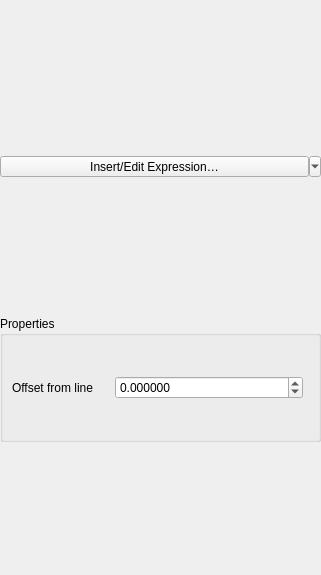
This is src/ui/annotations/qgsannotationlinetextwidgetbase.ui in qgis/QGIS as Qt 5 draws it before an edit. The edited form follows.
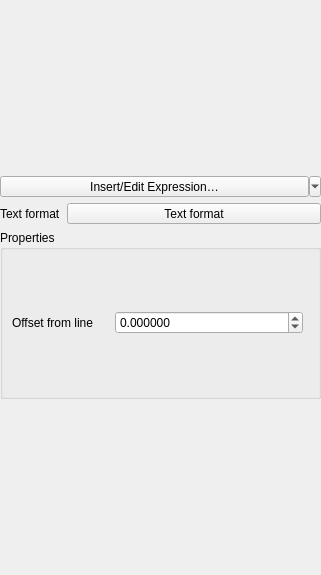
This is the edited form. Custom widgets are drawn as their Qt base class.

Commit message:
Use font button in annotation widgets instead of full text format widget
The widgets were getting very complex, this reduces the amount
of controls shown in the dock

```diff
--- a/src/ui/annotations/qgsannotationlinetextwidgetbase.ui
+++ b/src/ui/annotations/qgsannotationlinetextwidgetbase.ui
@@ -13,7 +13,7 @@
   <property name="windowTitle">
    <string>Point Text Annotation</string>
   </property>
-  <layout class="QGridLayout" name="gridLayout">
+  <layout class="QGridLayout" name="gridLayout" columnstretch="0,1">
    <property name="leftMargin">
     <number>0</number>
    </property>
@@ -26,7 +26,27 @@
    <property name="bottomMargin">
     <number>0</number>
    </property>
-   <item row="1" column="0">
+   <item row="2" column="0">
+    <widget class="QLabel" name="label_3">
+     <property name="text">
+      <string>Text format</string>
+     </property>
+    </widget>
+   </item>
+   <item row="2" column="1">
+    <widget class="QgsFontButton" name="mTextFormatButton">
+     <property name="sizePolicy">
+      <sizepolicy hsizetype="Preferred" vsizetype="Fixed">
+       <horstretch>0</horstretch>
+       <verstretch>0</verstretch>
+      </sizepolicy>
+     </property>
+     <property name="text">
+      <string>Text format</string>
+     </property>
+    </widget>
+   </item>
+   <item row="1" column="0" colspan="2">
     <widget class="QToolButton" name="mInsertExpressionButton">
      <property name="sizePolicy">
       <sizepolicy hsizetype="Expanding" vsizetype="Fixed">
@@ -48,7 +68,7 @@
      </property>
     </widget>
    </item>
-   <item row="0" column="0">
+   <item row="0" column="0" colspan="2">
     <widget class="QgsRichTextEditor" name="mTextEdit" native="true">
      <property name="minimumSize">
       <size>
@@ -58,7 +78,7 @@
      </property>
     </widget>
    </item>
-   <item row="3" column="0">
+   <item row="3" column="0" colspan="2">
     <widget class="QGroupBox" name="groupBox">
      <property name="title">
       <string>Properties</string>
@@ -116,26 +136,28 @@
      </layout>
     </widget>
    </item>
-   <item row="4" column="0">
+   <item row="4" column="0" colspan="2">
     <widget class="QgsAnnotationItemCommonPropertiesWidget" name="mPropertiesWidget" native="true"/>
    </item>
-   <item row="2" column="0">
-    <widget class="QWidget" name="mTextFormatWidgetContainer" native="true"/>
-   </item>
   </layout>
  </widget>
  <customwidgets>
+  <customwidget>
+   <class>QgsDoubleSpinBox</class>
+   <extends>QDoubleSpinBox</extends>
+   <header>qgsdoublespinbox.h</header>
+  </customwidget>
+  <customwidget>
+   <class>QgsFontButton</class>
+   <extends>QToolButton</extends>
+   <header>qgsfontbutton.h</header>
+  </customwidget>
   <customwidget>
    <class>QgsAnnotationItemCommonPropertiesWidget</class>
    <extends>QWidget</extends>
    <header>qgsannotationitemcommonpropertieswidget.h</header>
    <container>1</container>
   </customwidget>
-  <customwidget>
-   <class>QgsDoubleSpinBox</class>
-   <extends>QDoubleSpinBox</extends>
-   <header>qgsdoublespinbox.h</header>
-  </customwidget>
   <customwidget>
    <class>QgsRichTextEditor</class>
    <extends>QWidget</extends>
```
Left out of the diff: 8 changed lines with no effect on the pictures. The commit also changes 5 other files.
